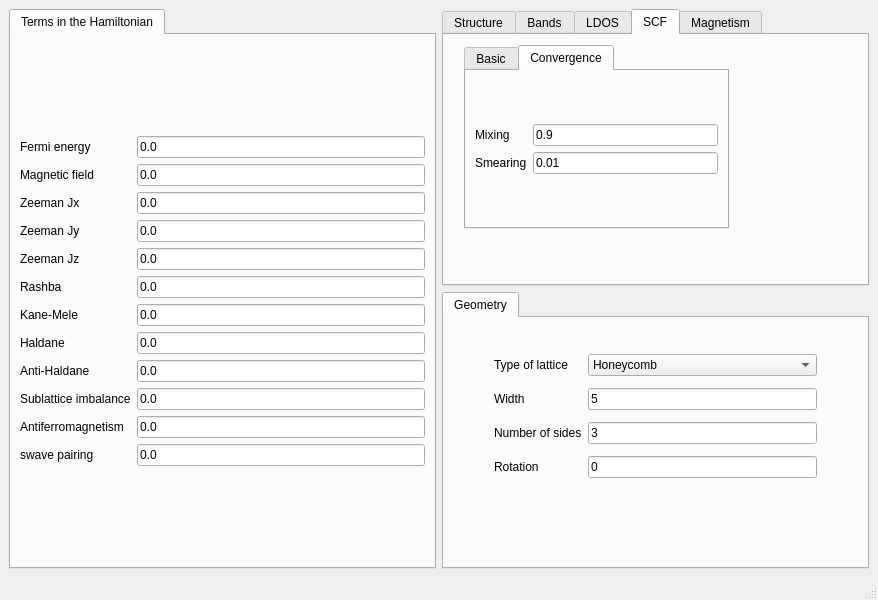
Old version of the form development/interface-pyqt/0d/interface.ui in the repository joselado/quantum-honeycomp.
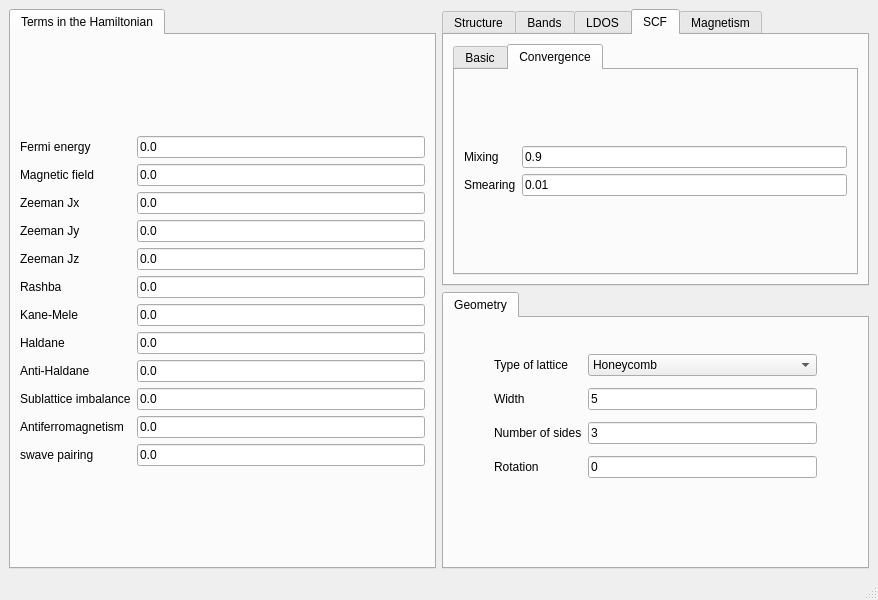
New version of the form. The open tabs and pages were chosen to show the change.

The edit to the form file:
```diff
--- a/development/interface-pyqt/0d/interface.ui
+++ b/development/interface-pyqt/0d/interface.ui
@@ -374,15 +374,9 @@
        <attribute name="title">
         <string>SCF</string>
        </attribute>
+       <layout class="QGridLayout" name="gridLayout_14">
+        <item row="0" column="0">
        <widget class="QTabWidget" name="tabWidget_4">
-        <property name="geometry">
-         <rect>
-          <x>20</x>
-          <y>10</y>
-          <width>265</width>
-          <height>184</height>
-         </rect>
-        </property>
         <property name="currentIndex">
          <number>0</number>
         </property>
@@ -505,6 +499,8 @@
          </layout>
         </widget>
        </widget>
+        </item>
+       </layout>
       </widget>
       <widget class="QWidget" name="tab_6">
        <attribute name="title">
```
Left out of the diff: 4 changed lines with no effect on the pictures. Lines whose indentation alone changed are shown as unchanged.
